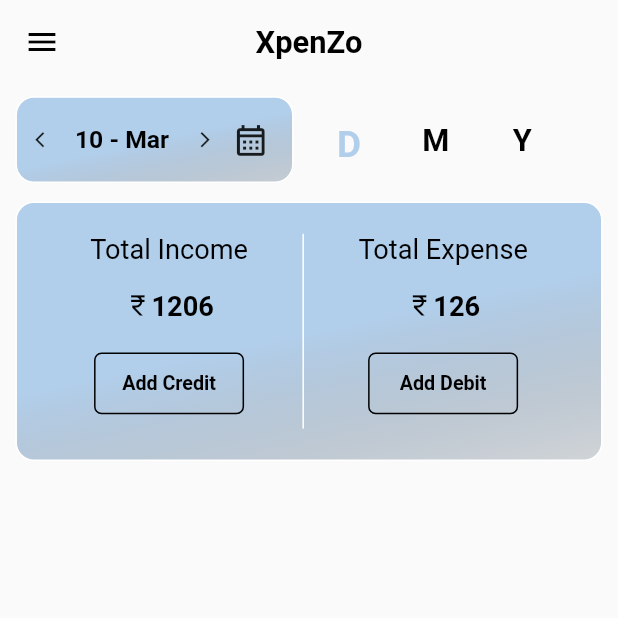
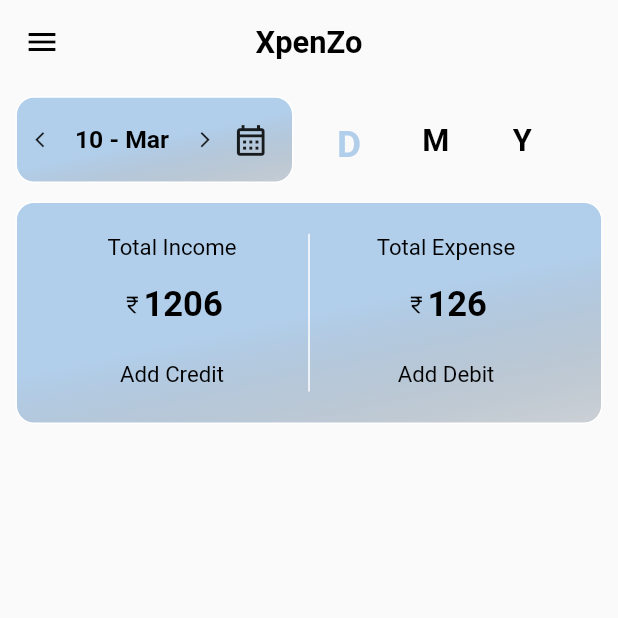
Before and after one commit to Anandhakrishnan-K/FlutterXpenzo_Archive, a Flutter app: the screen it shows after launch, on a phone screen of 412 x 824 dp, the top half of it. Run offline on Flutter 3.47's test engine with Material 2 defaults, Android fonts, the light colour scheme and no system bars; our stand-ins replace get.

Commit message:
Resized the Expense card

```diff
--- a/xpenso/lib/constans.dart
+++ b/xpenso/lib/constans.dart
@@ -9,8 +9,8 @@
 
 final double deviceWidth = deviceWidtht * 0.95;
 final double tabHeight = deviceHeight * 0.07;
-final double cardHeight = deviceHeight * 0.21;
-final double cardHeight1 = deviceHeight * 0.15;
+final double cardHeight = deviceHeight * 0.18;
+final double cardHeight1 = deviceHeight * 0.12;
 final double listHeight = deviceHeight * 0.55;
 final double h05 = deviceHeight * 0.005;
 final double h10 = deviceHeight * 0.01;
@@ -21,7 +21,7 @@
 final double h75 = deviceHeight * 0.075;
 final double h100 = deviceHeight * 0.1;
 
-final double cardFontSize = deviceHeight * 0.022;
+final double cardFontSize = deviceHeight * 0.018;
 
 // ************************* Initialising Color Variables *********************
 
@@ -110,6 +110,7 @@
           borderRadius: BorderRadius.circular(widget.rad)),
       child: TextButton(
         onPressed: widget.onPressed,
+        style: TextButton.styleFrom(splashFactory: NoSplash.splashFactory),
         child: MyText(
           content: widget.content,
           color: widget.textcolor,
--- a/xpenso/lib/utils/tabs.dart
+++ b/xpenso/lib/utils/tabs.dart
@@ -58,22 +58,21 @@
                     MyText(
                       content: '1206', // Total Income
                       color: cardFontColor,
-                      size: cardFontSize,
+                      size: cardFontSize + h10,
                       isHeader: true,
                     ),
                   ],
                 ),
                 SizedBox(
-                  height: h25,
+                  height: h15,
                 ),
 //********************************* Add Crediit Button ************************/
                 MyButton(
                     content: 'Add Credit',
                     fillColor: transparent,
-                    borderColor: cardFontColor,
+                    borderColor: transparent,
                     textcolor: cardFontColor,
-                    isBold: true,
-                    textSize: cardFontSize - 5,
+                    textSize: cardFontSize,
                     height: h50,
                     onPressed: widget.onPressedCredit)
               ],
@@ -109,22 +108,21 @@
                     MyText(
                       content: '126', // Total Expense
                       color: cardFontColor,
-                      size: cardFontSize,
+                      size: cardFontSize + h10,
                       isHeader: true,
                     ),
                   ],
                 ),
                 SizedBox(
-                  height: h25,
+                  height: h15,
                 ),
 //********************************* Add Debit Button ************************/
                 MyButton(
                     content: 'Add Debit',
                     fillColor: transparent,
-                    borderColor: cardFontColor,
+                    borderColor: transparent,
                     textcolor: cardFontColor,
-                    isBold: true,
-                    textSize: cardFontSize - 5,
+                    textSize: cardFontSize,
                     height: h50,
                     onPressed: widget.onPressedDebit)
               ],
```
